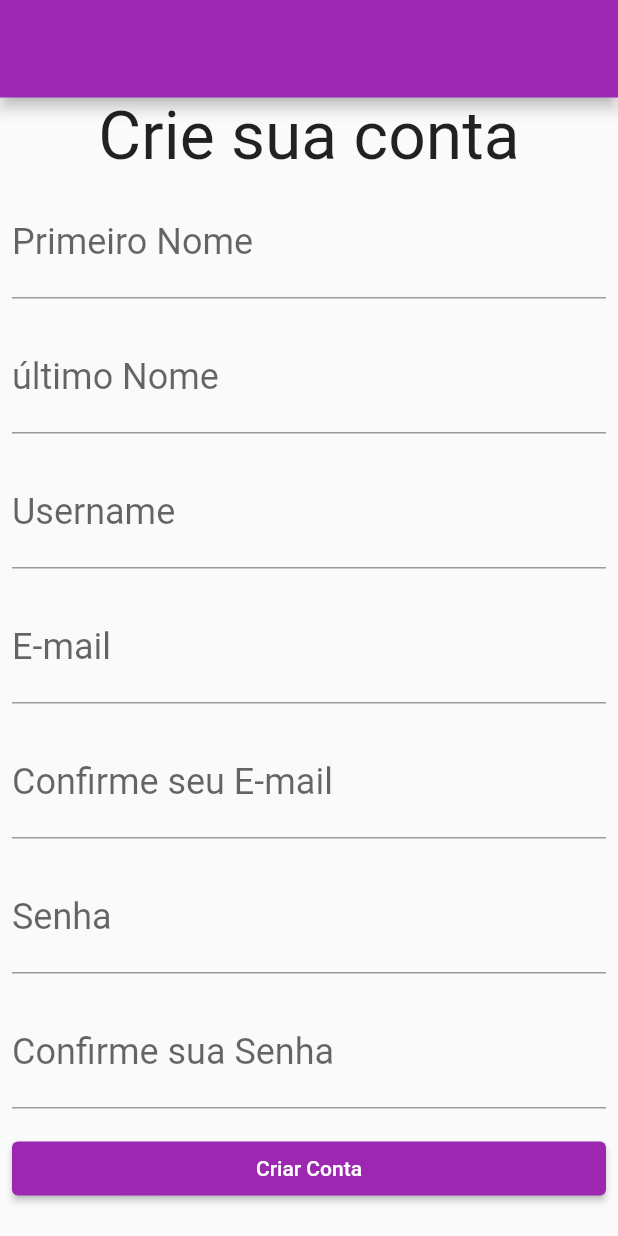
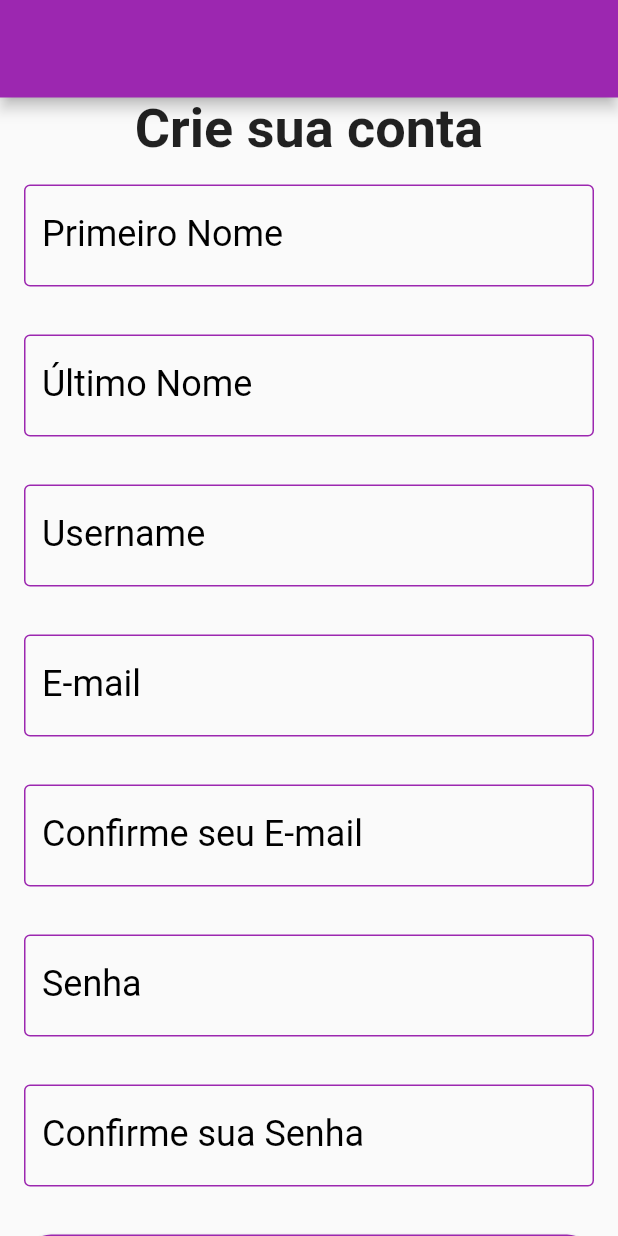
Before and after one commit to xandymelo/book-se, a Flutter app: the screen it shows after launch, on a phone screen of 412 x 824 dp. Run offline on Flutter 3.47's test engine with Material 2 defaults, Android fonts, the phone set to English and light mode, and no system bars.

Commit message:
[Front-end] Borda vermelha e mensagem de erro quando o campo está vazio[Front-end] Borda vermelha e mensagem de erro quando o campo está vazio

```diff
--- a/book-se - flutter/bookse/lib/components/button.dart
+++ b/book-se - flutter/bookse/lib/components/button.dart
@@ -5,19 +5,24 @@ class Botao extends StatelessWidget {
   final String buttonText;
   final Function onClick;
 
-
   Botao({required this.buttonText, required this.onClick});
 
   @override
   Widget build(BuildContext context) {
     return SizedBox(
       width: double.maxFinite,
+      height: 60,
       child: ElevatedButton(
+        style: ButtonStyle(
+          shape: MaterialStateProperty.all<RoundedRectangleBorder>(
+            RoundedRectangleBorder(
+              borderRadius: BorderRadius.circular(18),
+            ),
+          ),
+        ),
         onPressed: () => this.onClick(),
-        child: Text(buttonText
-        ),
+        child: Text(buttonText),
       ),
     );
   }
-
 }
--- a/book-se - flutter/bookse/lib/components/editor.dart
+++ b/book-se - flutter/bookse/lib/components/editor.dart
@@ -8,6 +8,7 @@ class Editor extends StatelessWidget {
   final IconData? icon;
   final TextInputType textInput;
   final bool obscureText;
+  final Color colorBorder;
 
   Editor({
     required this.labeltext,
@@ -15,29 +16,42 @@ class Editor extends StatelessWidget {
     required this.controller,
     required this.textInput,
     required this.obscureText,
+    required this.colorBorder,
     this.icon,
   });
 
   @override
   Widget build(BuildContext context) {
     return Padding(
-      padding: const EdgeInsets.all(8.0),
-      child: TextField(
+      padding: const EdgeInsets.all(16.0),
+      child: Column(
+        children: [
+          Visibility(
+            child: Text('Este Campo é obrigatório!', style: TextStyle(color: Colors.red, fontWeight: FontWeight.bold),),
+            visible: this.colorBorder == Colors.red ? true : false
+          ),
+          TextField(
             obscureText: obscureText,
             controller: controller,
             style: TextStyle(fontSize: 24.0),
             decoration: InputDecoration(
+              enabledBorder: OutlineInputBorder(
+              borderSide: BorderSide(color: this.colorBorder)
+              ),
               icon: icon != null ? Icon(icon) : null,
               labelText: labeltext,
               hintText: hinttext,
-          fillColor: Colors.purple,
-          focusedBorder:OutlineInputBorder(
-            borderSide: const BorderSide(color: Colors.purple, width: 2.0),
-            borderRadius: BorderRadius.circular(25.0),
+              labelStyle: TextStyle(color: Colors.black,),
+              fillColor: Colors.black,
+              focusedBorder: OutlineInputBorder(
+                borderSide: BorderSide(color: this.colorBorder, width: 2.0),
+                borderRadius: BorderRadius.circular(15.0),
               ),
             ),
             keyboardType: this.textInput,
           ),
+        ],
+      ),
     );
   }
 }
--- a/book-se - flutter/bookse/lib/screens/cadastro.dart
+++ b/book-se - flutter/bookse/lib/screens/cadastro.dart
@@ -6,7 +6,7 @@ import '../components/editor.dart';
 const _h1 = 'Crie sua conta';
 const _campoNome = 'Primeiro Nome';
 const _dicaCampoNome = 'João';
-const _campoSegundoNome = 'último Nome';
+const _campoSegundoNome = 'Último Nome';
 const _dicaCampoSegundoNome = 'Farias';
 const _campoUsername = 'Username';
 const _dicaCampoUsername = 'joaoGrifinória';
@@ -26,7 +26,14 @@ class Cadastro extends StatefulWidget {
 class _CadastroState extends State<Cadastro> {
   final TextEditingController _nome = TextEditingController();
 
-  final TextEditingController _segundoNome = TextEditingController();
+  late Color _borderColorNome = Colors.purple;
+  late Color _borderColorSegundoNome = Colors.purple;
+  late Color _borderColorUsername = Colors.purple;
+  late Color _borderColorEmail = Colors.purple;
+  late Color _borderColorConfirmaEmail = Colors.purple;
+  late Color _borderColorPassword = Colors.purple;
+  late Color _borderColorConfirmaPassword = Colors.purple;
+  late TextEditingController _segundoNome = TextEditingController();
 
   final TextEditingController _userName = TextEditingController();
 
@@ -45,6 +52,7 @@ class _CadastroState extends State<Cadastro> {
       this._visibleEmail = bool;
     });
   }
+
   void _togglePassword(bool) {
     setState(() {
       this._visiblePassWord = bool;
@@ -63,10 +71,11 @@ class _CadastroState extends State<Cadastro> {
       body: SingleChildScrollView(
         child: Column(
           children: [
-             Text(
+            Text(
               _h1,
               style: TextStyle(
-                fontSize: 44,
+                fontSize: 36,
+                fontWeight: FontWeight.bold
               ),
             ),
             Editor(
@@ -75,6 +84,7 @@ class _CadastroState extends State<Cadastro> {
               controller: _nome,
               textInput: TextInputType.name,
               obscureText: false,
+              colorBorder: this._borderColorNome,
             ),
             Editor(
               labeltext: _campoSegundoNome,
@@ -82,6 +92,7 @@ class _CadastroState extends State<Cadastro> {
               controller: _segundoNome,
               textInput: TextInputType.name,
               obscureText: false,
+              colorBorder: this._borderColorSegundoNome,
             ),
             Editor(
               labeltext: _campoUsername,
@@ -89,6 +100,7 @@ class _CadastroState extends State<Cadastro> {
               controller: _userName,
               textInput: TextInputType.name,
               obscureText: false,
+              colorBorder: this._borderColorUsername,
             ),
             Editor(
               labeltext: _campoEmail,
@@ -96,6 +108,7 @@ class _CadastroState extends State<Cadastro> {
               controller: _email,
               textInput: TextInputType.name,
               obscureText: false,
+              colorBorder: this._borderColorEmail,
             ),
             Visibility(
               child: Text('Os e-mails estão diferentes!'),
@@ -106,14 +119,14 @@ class _CadastroState extends State<Cadastro> {
               hinttext: _dicaCampoEmail,
               controller: _confirmaEmail,
               textInput: TextInputType.name,
-              obscureText: false,
+              obscureText: false, colorBorder: this._borderColorConfirmaEmail,
             ),
             Editor(
               labeltext: _campoPassword,
               hinttext: _dicaCampoPassword,
               controller: _password,
               textInput: TextInputType.visiblePassword,
-              obscureText: false,
+              obscureText: false, colorBorder: this._borderColorPassword,
             ),
             Visibility(
               child: Text('As senhas estão diferentes!'),
@@ -124,29 +137,54 @@ class _CadastroState extends State<Cadastro> {
               hinttext: _dicaCampoPassword,
               controller: _confirmaPassword,
               textInput: TextInputType.visiblePassword,
-              obscureText: false,
+              obscureText: false, colorBorder: this._borderColorConfirmaPassword,
             ),
             Padding(
-              padding: const EdgeInsets.all(8.0),
-              child: Botao( buttonText: _textoBotao, onClick: () {
-                  if ( this._email.text.toString() != this._confirmaEmail.text.toString() ) {
-                      debugPrint(this._email.text);
-                      debugPrint(this._confirmaEmail.text);
-                      setState(() => _toggleEmail(true));
-                    } else {
+              padding: const EdgeInsets.all(16.0),
+              child: Botao(
+                buttonText: _textoBotao,
+                onClick: () {
+                  if (this._nome.text.toString() == "") {
+                    this._borderColorNome = Colors.red;
+                  }
+                  if (this._segundoNome.text.toString() == "") {
+                    this._borderColorSegundoNome = Colors.red;
+                  }
+                  if (this._userName.text.toString() == "") {
+                    this._borderColorUsername = Colors.red;
+                  }
+                  if (this._email.text.toString() == "") {
+                    this._borderColorEmail = Colors.red;
+                  }
+                  if (this._confirmaEmail.text.toString() == "") {
+                    this._borderColorConfirmaEmail = Colors.red;
+                  }
+                  if (this._password.text.toString() == "") {
+                    this._borderColorPassword = Colors.red;
+                  }
+                  if (this._confirmaPassword .text.toString() == "") {
+                    this._borderColorConfirmaPassword = Colors.red;
+                  }
+                  if (this._email.text.toString() !=
+                      this._confirmaEmail.text.toString()) {
+                    debugPrint(this._email.text);
+                    debugPrint(this._confirmaEmail.text);
+                    setState(() => _toggleEmail(true));
+                  } else {
                     setState(() => _toggleEmail(false));
                   }
-                  if ( this._password.text.toString() != this._confirmaPassword.text.toString() ) {
+                  if (this._password.text.toString() !=
+                      this._confirmaPassword.text.toString()) {
                     setState(() => _togglePassword(true));
                   } else {
                     setState(() => _togglePassword(false));
                   }
-                  if ( this._visiblePassWord == false && this._visiblePassWord == false ) {
+                  if (this._visiblePassWord == false &&
+                      this._visiblePassWord == false) {
                     setState(() {
                       debugPrint('navegar para próxima tela!');
                     });
                   }
-
                 },
               ),
             ),
--- a/book-se - flutter/bookse/lib/screens/login.dart
+++ b/book-se - flutter/bookse/lib/screens/login.dart
@@ -52,6 +52,7 @@ class Login extends StatelessWidget {
               controller: _email,
               textInput: TextInputType.emailAddress,
               obscureText: false,
+              colorBorder: Colors.purple,
             ),
             Editor(
               labeltext: _nomeCampoSenha,
@@ -59,8 +60,12 @@ class Login extends StatelessWidget {
               controller: _senha,
               textInput: TextInputType.visiblePassword,
               obscureText: true,
+              colorBorder: Colors.purple,
             ),
-            Botao(buttonText: _textoBotaoLogin, onClick: () {},),
+            Botao(
+              buttonText: _textoBotaoLogin,
+              onClick: () {},
+            ),
             InkWell(
               onTap: () => _showCadastroScreen(context),
               child: Text(
```
Lines whose indentation alone changed are shown as unchanged.
